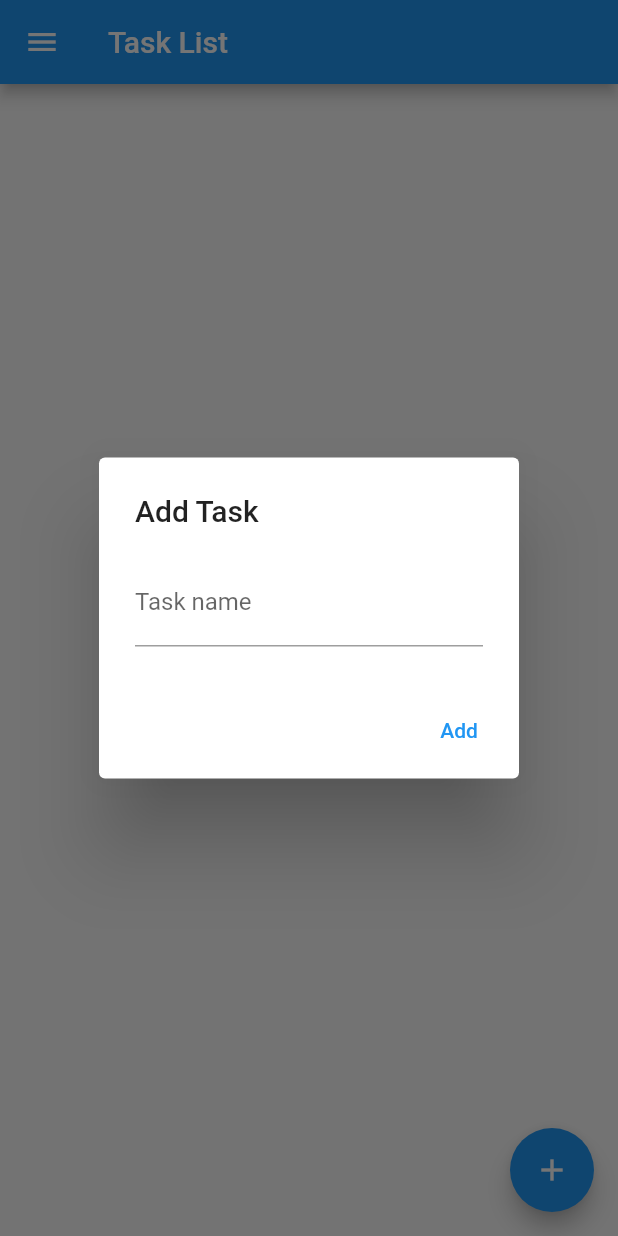
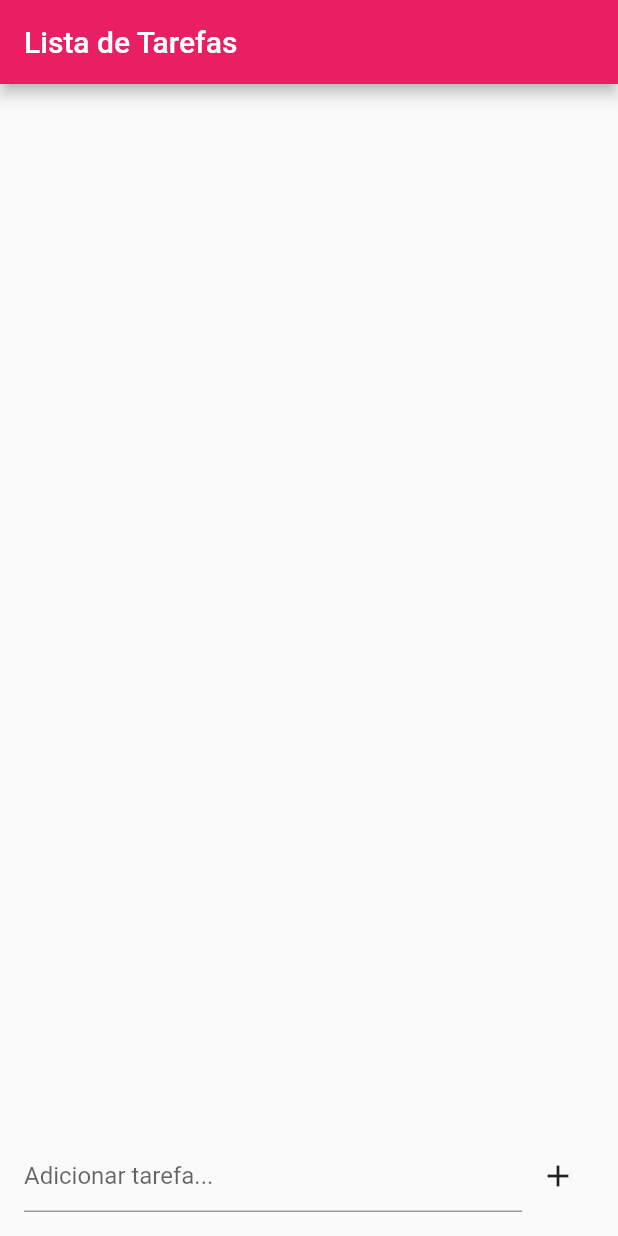
Before and after one commit to rafa-simoes22/lista_de_tarefas, a Flutter app: the screen it shows after launch, after a tap on the "add" icon, on a phone screen of 412 x 824 dp. Run offline on Flutter 3.47's test engine with Material 2 defaults, Android fonts, the phone set to English and light mode, and no system bars.

Commit message:
retordo do codigo (dps alteração no modo de adicionar tarefa)

```diff
--- a/lib/main.dart
+++ b/lib/main.dart
@@ -1,79 +1,53 @@
-
 import 'package:flutter/material.dart';
 
 void main() {
-  runApp(TaskListApp());
+  runApp(TodoApp());
 }
 
-class TaskListApp extends StatelessWidget {
+class TodoApp extends StatelessWidget {
   @override
   Widget build(BuildContext context) {
     return MaterialApp(
-      title: 'Task List App',
-      theme: ThemeData(
-        primarySwatch: Colors.blue,
-      ),
-      home: TaskListScreen(),
+      title: 'Lista de Tarefas',
+      theme: ThemeData(primarySwatch: Colors.pink),
+      home: TodoList(),
     );
   }
 }
 
-class Task {
-  final String name;
-  bool isDone;
-  String comment;
-
-  Task(this.name, {this.isDone = false, this.comment = ''});
+class TodoList extends StatefulWidget {
+  @override
+  _TodoListState createState() => _TodoListState();
 }
 
-class TaskListScreen extends StatefulWidget {
-  @override
-  _TaskListScreenState createState() => _TaskListScreenState();
-}
+class _TodoListState extends State<TodoList> {
+  List<TodoItem> _todoItems = [];
 
-class _TaskListScreenState extends State<TaskListScreen> {
-  List<Task> tasks = [];
-  String currentFolder = "Default Folder";
+  TextEditingController _taskController = TextEditingController();
 
-  void addTask(String name) {
+  void _toggleTask(int index) {
     setState(() {
-      tasks.add(Task(name));
-    });
-  }
+      _todoItems[index].isDone = !_todoItems[index].isDone;
 
-  void toggleTask(int index) {
-    setState(() {
-      tasks[index].isDone = !tasks[index].isDone;
-      if (tasks[index].isDone) {
-        Task completedTask = tasks.removeAt(index);
-        tasks.add(completedTask);
+      if (_todoItems[index].isDone) {
+        final doneTask = _todoItems.removeAt(index);
+        _todoItems.add(doneTask);
       }
     });
   }
 
-  void addComment(int index, String comment) {
+  void _addTask(String taskTitle) {
+    if (taskTitle.isNotEmpty) {
       setState(() {
-      tasks[index].comment = comment;
+        _todoItems.add(TodoItem(title: taskTitle));
       });
+      _taskController.clear();
+    }
   }
 
-  void openCommentScreen(int index) {
-    Navigator.push(
-      context,
-      MaterialPageRoute(
-        builder: (context) => CommentScreen(
-          task: tasks[index],
-          onCommentAdded: (comment) {
-            addComment(index, comment);
-          },
-        ),
-      ),
-    );
-  }
-
-  void createFolder(String folderName) {
+  void _deleteTask(int index) {
     setState(() {
-      currentFolder = folderName;
+      _todoItems.removeAt(index);
     });
   }
 
@@ -81,166 +55,62 @@ class _TaskListScreenState extends State<TaskListScreen> {
   Widget build(BuildContext context) {
     return Scaffold(
       appBar: AppBar(
-        title: Text('Task List'),
+        title: Text('Lista de Tarefas'),
       ),
-      body: ListView.builder(
-        itemCount: tasks.length,
+      body: Column(
+        children: [
+          Expanded(
+            child: ListView.builder(
+              itemCount: _todoItems.length,
               itemBuilder: (context, index) {
-          return ListTile(
-            title: Text(tasks[index].name),
-            onTap: () {
-              toggleTask(index);
-            },
-            onLongPress: () {
-              openCommentScreen(index);
-            },
-            trailing: tasks[index].isDone
-                ? Icon(Icons.check_circle, color: Colors.green)
-                : null,
-          );
-        },
+                return Dismissible(
+                  key: Key(_todoItems[index].title),
+                  onDismissed: (_) => _deleteTask(index),
+                  child: GestureDetector(
+                    onTap: () => _toggleTask(index),
+                    child: ListTile(
+                      title: Text(
+                        _todoItems[index].title,
+                        style: TextStyle(
+                          decoration: _todoItems[index].isDone
+                              ? TextDecoration.lineThrough
+                              : TextDecoration.none,
                         ),
-      drawer: Drawer(
-        child: Column(
-          children: [
-            ListTile(
-              title: Text('Folders'),
-              subtitle: Text(currentFolder),
                       ),
-            Divider(),
-            ListTile(
-              title: Text('Create Folder'),
-              onTap: () {
-                Navigator.pop(context);
-                showDialog(
-                  context: context,
-                  builder: (context) => CreateFolderDialog(
-                    onCreateFolder: createFolder,
+                    ),
                   ),
                 );
               },
             ),
+          ),
+          Padding(
+            padding: const EdgeInsets.all(16.0),
+            child: Row(
+              children: [
+                Expanded(
+                  child: TextField(
+                    controller: _taskController,
+                    decoration: InputDecoration(
+                      hintText: 'Adicionar tarefa...',
+                    ),
+                  ),
+                ),
+                IconButton(
+                  icon: Icon(Icons.add),
+                  onPressed: () => _addTask(_taskController.text),
+                ),
               ],
             ),
           ),
-      floatingActionButton: FloatingActionButton(
-        onPressed: () async {
-          String taskName = await showDialog(
-            context: context,
-            builder: (context) => TaskDialog(),
-          );
-          if (taskName != null) {
-            addTask(taskName);
-          }
-        },
-        child: Icon(Icons.add),
+        ],
       ),
     );
   }
 }
 
-class TaskDialog extends StatelessWidget {
-  @override
-  Widget build(BuildContext context) {
-    String taskName = '';
+class TodoItem {
+  final String title;
+  bool isDone;
 
-    return AlertDialog(
-      title: Text('Add Task'),
-      content: TextField(
-        onChanged: (value) {
-          taskName = value;
-        },
-        decoration: InputDecoration(labelText: 'Task name'),
-      ),
-      actions: [
-        TextButton(
-          onPressed: () {
-            Navigator.pop(context, taskName);
-          },
-          child: Text('Add'),
-        ),
-      ],
-    );
+  TodoItem({required this.title, this.isDone = false});
 }
-}
-
-class CommentScreen extends StatefulWidget {
-  final Task task;
-  final Function(String) onCommentAdded;
-
-  CommentScreen({required this.task, required this.onCommentAdded});
-
-  @override
-  _CommentScreenState createState() => _CommentScreenState();
-}
-
-class _CommentScreenState extends State<CommentScreen> {
-  String comment = '';
-
-  @override
-  Widget build(BuildContext context) {
-    return Scaffold(
-      appBar: AppBar(
-        title: Text('Add Comment'),
-      ),
-      body: Padding(
-        padding: const EdgeInsets.all(16.0),
-        child: Column(
-          crossAxisAlignment: CrossAxisAlignment.stretch,
-          children: [
-            Text('Task: ${widget.task.name}'),
-            SizedBox(height: 16),
-            TextField(
-              onChanged: (value) {
-                setState(() {
-                  comment = value;
-                });
-              },
-              decoration: InputDecoration(labelText: 'Comment'),
-            ),
-            SizedBox(height: 16),
-            ElevatedButton(
-              onPressed: () {
-                widget.onCommentAdded(comment);
-                Navigator.pop(context);
-              },
-              child: Text('Add Comment'),
-            ),
-          ],
-        ),
-      ),
-    );
-  }
-}
-
-class CreateFolderDialog extends StatelessWidget {
-  final Function(String) onCreateFolder;
-
-  CreateFolderDialog({required this.onCreateFolder});
-
-  @override
-  Widget build(BuildContext context) {
-    String folderName = '';
-
-    return AlertDialog(
-      title: Text('Create Folder'),
-      content: TextField(
-        onChanged: (value) {
-          folderName = value;
-        },
-        decoration: InputDecoration(labelText: 'Folder name'),
-      ),
-      actions: [
-        TextButton(
-          onPressed: () {
-            if (folderName.isNotEmpty) {
-              onCreateFolder(folderName);
-            }
-            Navigator.pop(context);
-          },
-          child: Text('Create'),
-        ),
-      ],
-    );
-  }
-}
--- a/pubspec.yaml
+++ b/pubspec.yaml
@@ -39,10 +39,6 @@ dependencies:
 dev_dependencies:
   flutter_test:
     sdk: flutter
-
-  cupertino_icons: ^1.0.2
-  # Add the following dependency for adding comments
-  provider: ^5.0.0
 
   # The "flutter_lints" package below contains a set of recommended lints to
   # encourage good coding practices. The lint set provided by the package is
```
Also changed, not shown: pubspec.lock. Lines whose indentation alone changed are shown as unchanged.
